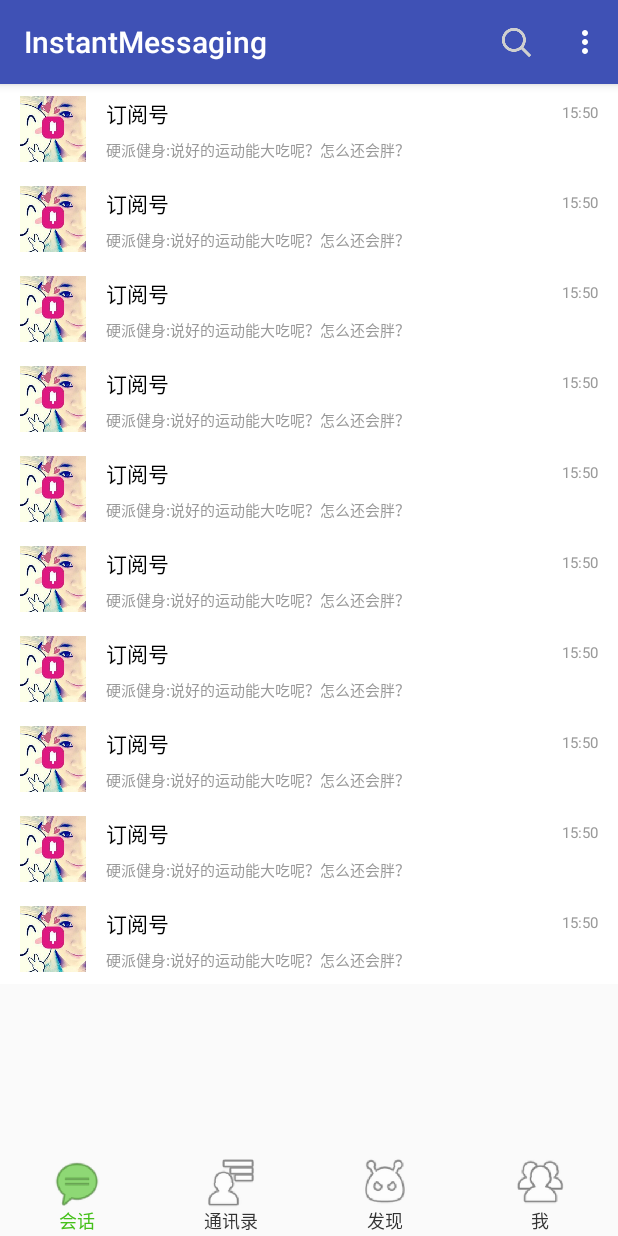
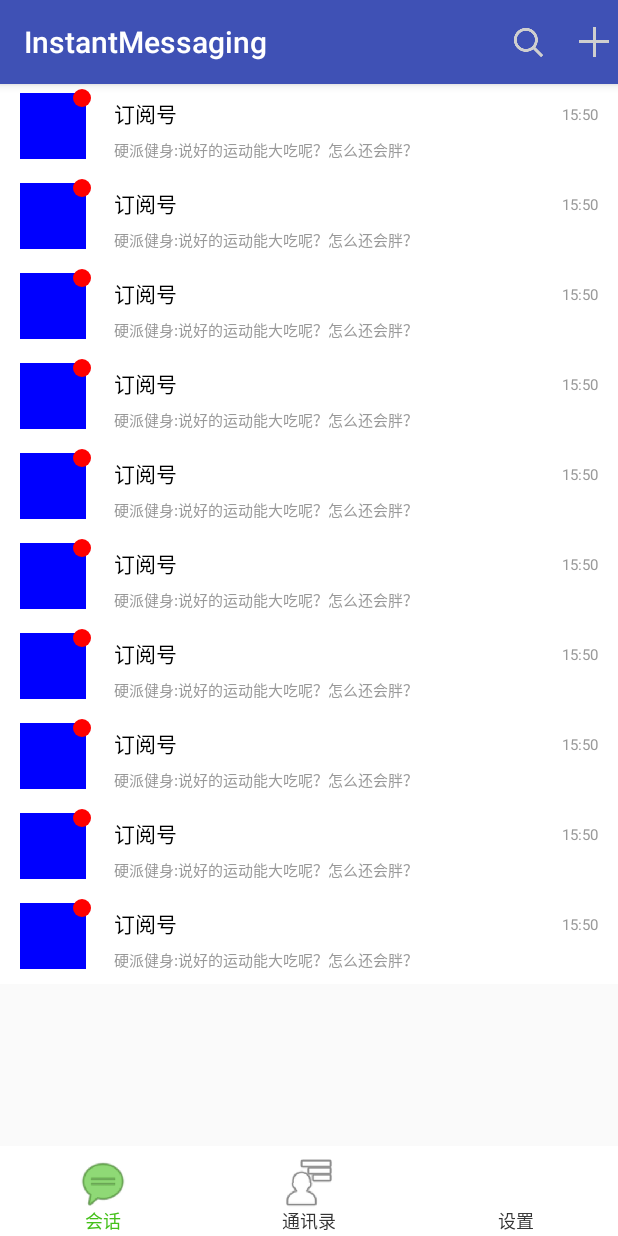
Before and after one commit to liujia95/InstantMessaging, an Android app: the HomeActivity screen opened directly, with no data from a screen before it, on a phone screen of 412 x 824 dp. Run offline under Robolectric (Android 15) with nearby library versions, the phone set to English and light mode, and no system bars; our stand-ins replace ButterKnife; 2 statements that could not run were skipped.

Commit message:
修改EditText样式,去掉[发现]、[我]模块

```diff
--- a/app/src/main/java/me/liujia95/instantmessaging/activity/HomeActivity.java
+++ b/app/src/main/java/me/liujia95/instantmessaging/activity/HomeActivity.java
@@ -30,9 +30,8 @@ import butterknife.InjectView;
 import me.liujia95.instantmessaging.R;
 import me.liujia95.instantmessaging.base.ParentFragment;
 import me.liujia95.instantmessaging.fragment.ConversationFragment;
-import me.liujia95.instantmessaging.fragment.FindFragment;
 import me.liujia95.instantmessaging.fragment.FriendsListFragment;
-import me.liujia95.instantmessaging.fragment.MeFragment;
+import me.liujia95.instantmessaging.fragment.SettingFragment;
 import me.liujia95.instantmessaging.view.ChangeColorIconWithText;
 
 public class HomeActivity extends AppCompatActivity implements View.OnClickListener {
@@ -44,8 +43,6 @@ public class HomeActivity extends AppCompatActivity implements View.OnClickListe
     ChangeColorIconWithText mIndicatorOne;
     @InjectView(R.id.home_indicator_two)
     ChangeColorIconWithText mIndicatorTwo;
-    @InjectView(R.id.home_indicator_three)
-    ChangeColorIconWithText mIndicatorThree;
     @InjectView(R.id.home_indicator_four)
     ChangeColorIconWithText mIndicatorFour;
 
@@ -67,7 +64,6 @@ public class HomeActivity extends AppCompatActivity implements View.OnClickListe
         initDatas();
     }
 
-
     /**
      * 初始化控件
      */
@@ -75,7 +71,6 @@ public class HomeActivity extends AppCompatActivity implements View.OnClickListe
         ButterKnife.inject(this);
         mTabIndicators.add(mIndicatorOne);
         mTabIndicators.add(mIndicatorTwo);
-        mTabIndicators.add(mIndicatorThree);
         mTabIndicators.add(mIndicatorFour);
     }
 
@@ -85,8 +80,7 @@ public class HomeActivity extends AppCompatActivity implements View.OnClickListe
     private void initDatas() {
         mTabs.add(new ConversationFragment());
         mTabs.add(new FriendsListFragment());
-        mTabs.add(new FindFragment());
-        mTabs.add(new MeFragment());
+        mTabs.add(new SettingFragment());
 
         mAdapter = new FragmentPagerAdapter(getSupportFragmentManager()) {
             @Override
@@ -112,7 +106,6 @@ public class HomeActivity extends AppCompatActivity implements View.OnClickListe
     private void initListener() {
         mIndicatorOne.setOnClickListener(this);
         mIndicatorTwo.setOnClickListener(this);
-        mIndicatorThree.setOnClickListener(this);
         mIndicatorFour.setOnClickListener(this);
 
         //默认第一个是不透明
@@ -158,13 +151,9 @@ public class HomeActivity extends AppCompatActivity implements View.OnClickListe
                 mTabIndicators.get(1).setIconAlpha(1.0f);
                 mViewPager.setCurrentItem(1, false);
                 break;
-            case R.id.home_indicator_three:
+            case R.id.home_indicator_four:
                 mTabIndicators.get(2).setIconAlpha(1.0f);
                 mViewPager.setCurrentItem(2, false);
-                break;
-            case R.id.home_indicator_four:
-                mTabIndicators.get(3).setIconAlpha(1.0f);
-                mViewPager.setCurrentItem(3, false);
                 break;
         }
     }
@@ -188,7 +177,7 @@ public class HomeActivity extends AppCompatActivity implements View.OnClickListe
             Field menuKey = ViewConfiguration.class.getDeclaredField("sHasPermanentMenuKey");
 
             menuKey.setAccessible(true);
-            menuKey.setBoolean(config, false);
+            menuKey.setBoolean(config,false);
 
         } catch (Exception e) {
             e.printStackTrace();
@@ -228,17 +217,8 @@ public class HomeActivity extends AppCompatActivity implements View.OnClickListe
     @Override
     public boolean onOptionsItemSelected(MenuItem item) {
         switch (item.getItemId()) {
-            case R.id.action_group_chat:
-                //TODO: 发起群聊
-                break;
             case R.id.action_add_friend:
                 clickAddFriend();
-                break;
-            case R.id.action_scan:
-                //TODO:扫一扫
-                break;
-            case R.id.action_feedback:
-                //TODO:意见反馈
                 break;
         }
         return super.onOptionsItemSelected(item);
--- a/app/src/main/java/me/liujia95/instantmessaging/adapter/ConversationAdapter.java
+++ b/app/src/main/java/me/liujia95/instantmessaging/adapter/ConversationAdapter.java
@@ -25,7 +25,7 @@ public class ConversationAdapter extends RecyclerView.Adapter<RecyclerView.ViewH
 
     @Override
     public RecyclerView.ViewHolder onCreateViewHolder(ViewGroup parent, int viewType) {
-        View view = LayoutInflater.from(UIUtils.getContext()).inflate(R.layout.item_01, parent, false);
+        View view = LayoutInflater.from(UIUtils.getContext()).inflate(R.layout.item_conversation, parent, false);
         return new ConversationViewHolder(view);
     }
 
--- a/app/src/main/java/me/liujia95/instantmessaging/fragment/FriendsListFragment.java
+++ b/app/src/main/java/me/liujia95/instantmessaging/fragment/FriendsListFragment.java
@@ -2,7 +2,9 @@ package me.liujia95.instantmessaging.fragment;
 
 import android.view.View;
 
+import me.liujia95.instantmessaging.R;
 import me.liujia95.instantmessaging.base.BaseFragment;
+import me.liujia95.instantmessaging.utils.UIUtils;
 
 
 /**
@@ -12,6 +14,7 @@ public class FriendsListFragment extends BaseFragment {
 
     @Override
     protected View onInitSuccessView() {
+        View.inflate(UIUtils.getContext(), R.layout.fragment_friendslist,null);
         return null;
     }
 
--- a/app/src/main/java/me/liujia95/instantmessaging/fragment/FindFragment.java
+++ b/app/src/main/java/me/liujia95/instantmessaging/fragment/SettingFragment.java
@@ -8,7 +8,7 @@ import me.liujia95.instantmessaging.base.BaseFragment;
 /**
  * Created by Administrator on 2016/2/12 16:27.
  */
-public class FindFragment extends BaseFragment {
+public class SettingFragment extends BaseFragment {
 
     @Override
     protected View onInitSuccessView() {
--- a/app/src/main/res/drawable/bg_edittext_focused.xml
+++ b/app/src/main/res/drawable/bg_edittext.xml
@@ -3,11 +3,11 @@
 
     <solid android:color="#fff"/>
 
-    <corners android:radius="4dp"/>
+    <corners android:radius="6dp"/>
 
     <stroke
         android:width="1dp"
-        android:color="@android:color/holo_blue_light"/>
+        android:color="@android:color/darker_gray"/>
 
 
 </shape>
--- /dev/null
+++ b/app/src/main/res/drawable/gray_top_line.xml
@@ -0,0 +1,15 @@
+<?xml version="1.0" encoding="utf-8"?>
+<layer-list xmlns:android="http://schemas.android.com/apk/res/android">
+    <!-- 连框颜色值 -->
+    <item>
+        <shape>
+            <solid android:color="#666"/>
+        </shape>
+    </item>
+    <!-- 主体背景颜色值 -->
+    <item android:top="0.03dp"> <!--设置只有顶部有边框-->
+        <shape>
+            <solid android:color="#ffffff"/>
+        </shape>
+    </item>
+</layer-list>
--- /dev/null
+++ b/app/src/main/res/drawable/red_point.xml
@@ -0,0 +1,9 @@
+<?xml version="1.0" encoding="utf-8"?>
+<shape xmlns:android="http://schemas.android.com/apk/res/android"
+       android:shape="oval">
+
+    <corners android:radius="6dp"/>
+
+    <solid android:color="#f00"/>
+
+</shape>
--- a/app/src/main/res/layout/activity_home.xml
+++ b/app/src/main/res/layout/activity_home.xml
@@ -13,6 +13,7 @@
     </android.support.v4.view.ViewPager>
 
     <LinearLayout
+        android:background="@drawable/gray_top_line"
         android:layout_width="match_parent"
         android:layout_height="60dp"
         android:orientation="horizontal">
@@ -40,25 +41,14 @@
             app:text_size="12sp"/>
 
         <me.liujia95.instantmessaging.view.ChangeColorIconWithText
-            android:id="@+id/home_indicator_three"
-            android:layout_width="0dp"
-            android:layout_height="match_parent"
-            android:layout_weight="1"
-            android:padding="5dp"
-            app:color="#ff45c01a"
-            app:icon="@mipmap/ic_menu_emoticons"
-            app:text="@string/tab_found"
-            app:text_size="12sp"/>
-
-        <me.liujia95.instantmessaging.view.ChangeColorIconWithText
             android:id="@+id/home_indicator_four"
             android:layout_width="0dp"
             android:layout_height="match_parent"
             android:layout_weight="1"
             android:padding="5dp"
             app:color="#ff45c01a"
-            app:icon="@mipmap/ic_menu_allfriends"
-            app:text="@string/tab_me"
+            app:icon="@mipmap/ic_menu_setting"
+            app:text="@string/tab_setting"
             app:text_size="12sp"/>
     </LinearLayout>
 
--- a/app/src/main/res/layout/dialog_add_friend.xml
+++ b/app/src/main/res/layout/dialog_add_friend.xml
@@ -23,7 +23,7 @@
             android:id="@+id/addfriend_et_username"
             android:layout_width="match_parent"
             android:layout_height="wrap_content"
-            android:background="@drawable/bg_edittext_selector"
+            android:background="@drawable/bg_edittext"
             android:lines="1"
             android:padding="4dp"/>
     </LinearLayout>
@@ -46,7 +46,7 @@
             android:id="@+id/addfriend_et_reason"
             android:layout_width="match_parent"
             android:layout_height="wrap_content"
-            android:background="@drawable/bg_edittext_selector"
+            android:background="@drawable/bg_edittext"
             android:gravity="left"
             android:lines="3"
             android:padding="4dp"/>
--- a/app/src/main/res/layout/item_01.xml
+++ b/app/src/main/res/layout/item_conversation.xml
@@ -3,23 +3,35 @@
               android:layout_width="match_parent"
               android:layout_height="60dp"
               android:background="#fff"
-              android:orientation="horizontal"
-              android:paddingBottom="6dp"
-              android:paddingTop="6dp">
+              android:orientation="horizontal">
+
+
+    <RelativeLayout
+        android:layout_width="76dp"
+        android:layout_height="match_parent">
 
         <ImageView
-        android:id="@+id/item01_iv_icon"
             android:layout_width="44dp"
             android:layout_height="44dp"
-        android:layout_gravity="center_vertical"
+            android:layout_marginBottom="6dp"
             android:layout_marginLeft="13dp"
             android:layout_marginRight="13dp"
+            android:layout_marginTop="6dp"
             android:background="#00f"/>
 
+        <ImageView
+            android:layout_width="12dp"
+            android:layout_height="12dp"
+            android:layout_alignParentRight="true"
+            android:layout_marginRight="15dp"
+            android:layout_marginTop="3dp"
+            android:background="@drawable/red_point"/>
+    </RelativeLayout>
+
     <LinearLayout
-        android:layout_gravity="center_vertical"
         android:layout_width="0dp"
         android:layout_height="wrap_content"
+        android:layout_gravity="center_vertical"
         android:layout_weight="1"
         android:orientation="vertical">
 
@@ -49,7 +61,7 @@
         android:layout_height="wrap_content"
         android:layout_marginLeft="13dp"
         android:layout_marginRight="13dp"
-        android:layout_marginTop="6dp"
+        android:layout_marginTop="13dp"
         android:text="15:50"
         android:textColor="#999"
         android:textSize="10sp"/>
--- a/app/src/main/res/menu/main.xml
+++ b/app/src/main/res/menu/main.xml
@@ -9,20 +9,8 @@
         app:showAsAction="ifRoom|collapseActionView"/>
 
     <item
-        android:id="@+id/action_group_chat"
-        android:icon="@mipmap/menu_group_chat_icon"
-        android:title="@string/menu_group_chat"/>
-    <item
         android:id="@+id/action_add_friend"
         android:icon="@mipmap/menu_add_icon"
         android:title="@string/menu_addfriend"/>
-    <item
-        android:id="@+id/action_scan"
-        android:icon="@mipmap/men_scan_icon"
-        android:title="@string/menu_scan"/>
-    <item
-        android:id="@+id/action_feedback"
-        android:icon="@mipmap/menu_feedback_icon"
-        android:title="@string/menu_feedback"/>
 
 </menu>
--- a/app/src/main/res/values/colors.xml
+++ b/app/src/main/res/values/colors.xml
@@ -3,4 +3,7 @@
     <color name="colorPrimary">#3F51B5</color>
     <color name="colorPrimaryDark">#303F9F</color>
     <color name="colorAccent">#FF4081</color>
+
+
+
 </resources>
--- a/app/src/main/res/values/strings.xml
+++ b/app/src/main/res/values/strings.xml
@@ -8,8 +8,8 @@
     <string name="menu_feedback">意见反馈</string>
     <string name="menu_addfriend">添加朋友</string>
     <string name="menu_scan">扫一扫</string>
+
     <string name="tab_conversation">会话</string>
     <string name="tab_contact">通讯录</string>
-    <string name="tab_found">发现</string>
-    <string name="tab_me">我</string>
+    <string name="tab_setting">设置</string>
 </resources>
--- a/app/src/main/res/values/styles.xml
+++ b/app/src/main/res/values/styles.xml
@@ -6,6 +6,12 @@
         <item name="colorPrimary">@color/colorPrimary</item>
         <item name="colorPrimaryDark">@color/colorPrimaryDark</item>
         <item name="colorAccent">@color/colorAccent</item>
+
+        <!-- API 14 theme customizations can go here. -->
+        <item name="android:actionOverflowButtonStyle">@style/actionOverflowButtonStyle</item>
     </style>
 
+    <style name="actionOverflowButtonStyle">
+        <item name="android:src">@mipmap/actionbar_add_icon</item>
+    </style>
 </resources>
```
Also changed, not shown: app/src/main/java/me/liujia95/instantmessaging/fragment/MeFragment.java (deleted, +0 -22 lines), app/src/main/res/drawable/bg_edittext_normal.xml (deleted, +0 -13 lines), app/src/main/res/drawable/bg_edittext_selector.xml (deleted, +0 -7 lines), app/src/main/res/layout/fragment_friendslist.xml (added, +8 -0 lines), app/src/main/res/layout/item_friend_list.xml (added, +37 -0 lines), app/src/main/res/mipmap-mdpi/ic_menu_setting.png (added). Lines whose indentation alone changed are shown as unchanged.
